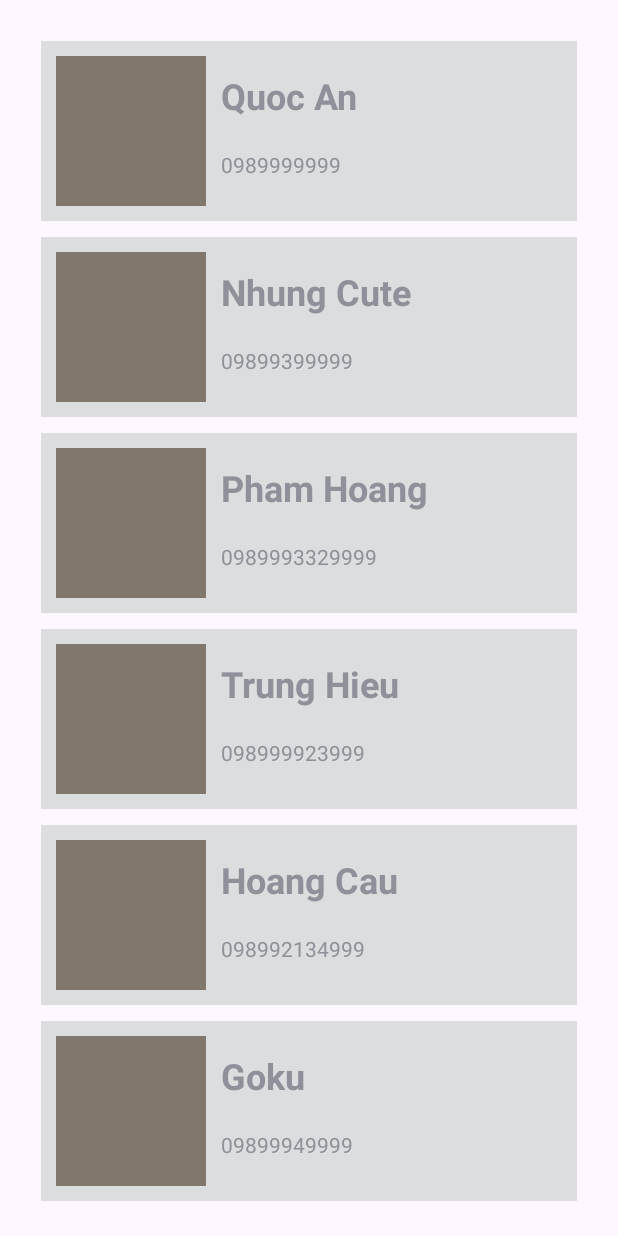
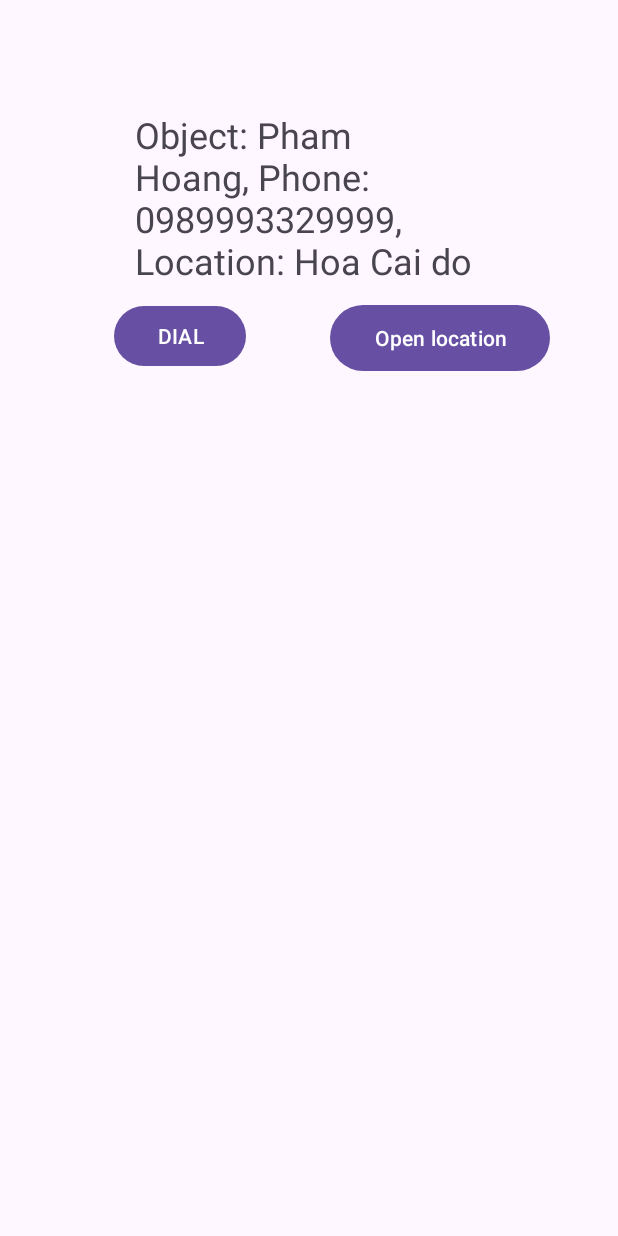
Before and after one commit to quocan05/kma_apkcoban, an Android app: the Bai3 screen opened directly, with no data from a screen before it, after a tap on "Pham Hoang", on a phone screen of 412 x 824 dp. Run offline under Robolectric (Android 15) with nearby library versions, the phone set to English and light mode, and no system bars.

Commit message:
done bai 1 buoi 7

```diff
--- a/app/src/main/AndroidManifest.xml
+++ b/app/src/main/AndroidManifest.xml
@@ -2,10 +2,10 @@
 <manifest xmlns:android="http://schemas.android.com/apk/res/android"
     xmlns:tools="http://schemas.android.com/tools">
 
-
     <uses-feature
         android:name="android.hardware.telephony"
         android:required="false" />
+
     <uses-permission android:name="android.permission.CALL_PHONE" />
 
     <application
@@ -18,9 +18,14 @@
         android:supportsRtl="true"
         android:theme="@style/Theme.KMA_Practice"
         tools:targetApi="31">
-<!--        <activity-->
-<!--            android:name=".bai6.Bai6Activity"-->
-<!--            android:exported="false" />-->
+        <activity
+            android:name=".bai7.Bai7Activity"
+            android:exported="false" />
+        <activity
+            android:name=".bai7"
+            android:exported="false" /> <!-- <activity -->
+        <!-- android:name=".bai6.Bai6Activity" -->
+        <!-- android:exported="false" /> -->
         <activity
             android:name=".bai5.Bai5Activity"
             android:exported="false" /> <!-- <activity -->
--- a/app/src/main/java/com/example/kma_practice/bai3/Bai3.java
+++ b/app/src/main/java/com/example/kma_practice/bai3/Bai3.java
@@ -44,13 +44,13 @@ public class Bai3 extends AppCompatActivity {
 
     void addItem(){
         list = new ArrayList<ItemBai3>();
-        list.add(new ItemBai3("Quoc An", "0989999999", R.mipmap.blueicon));
-        list.add(new ItemBai3("Nhung Cute", "09899399999", R.mipmap.blueicon));
-        list.add(new ItemBai3("Pham Hoang", "0989993329999", R.mipmap.blueicon));
-        list.add(new ItemBai3("Trung Hieu", "098999923999", R.mipmap.blueicon));
-        list.add(new ItemBai3("Hoang Cau", "098992134999", R.mipmap.blueicon));
-        list.add(new ItemBai3("Goku", "09899949999", R.mipmap.blueicon));
-        list.add(new ItemBai3("Vegeta", "098939991999", R.mipmap.blueicon));
+        list.add(new ItemBai3("Quoc An", "0989999999", R.mipmap.blueicon, "Hung Yen"));
+        list.add(new ItemBai3("Nhung Cute", "09899399999", R.mipmap.blueicon, "Nghe An"));
+        list.add(new ItemBai3("Pham Hoang", "0989993329999", R.mipmap.blueicon, "Hoa Cai do"));
+        list.add(new ItemBai3("Trung Hieu", "098999923999", R.mipmap.blueicon, "Ha Nam"));
+        list.add(new ItemBai3("Hoang Cau", "098992134999", R.mipmap.blueicon, "Ha Noi"));
+        list.add(new ItemBai3("Goku", "09899949999", R.mipmap.blueicon,"Earth"));
+        list.add(new ItemBai3("Vegeta", "098939991999", R.mipmap.blueicon,"Vegeta"));
     }
     void initUI() {
         rcv = findViewById(R.id.rcvContacts);
--- a/app/src/main/java/com/example/kma_practice/bai3/MyAdapter.java
+++ b/app/src/main/java/com/example/kma_practice/bai3/MyAdapter.java
@@ -3,6 +3,8 @@ package com.example.kma_practice.bai3;
 import android.content.Context;
 import android.content.Intent;
 import android.net.Uri;
+import android.os.Bundle;
+import android.os.Parcelable;
 import android.view.LayoutInflater;
 import android.view.View;
 import android.view.ViewGroup;
@@ -11,6 +13,7 @@ import androidx.annotation.NonNull;
 import androidx.recyclerview.widget.RecyclerView;
 
 import com.example.kma_practice.R;
+import com.example.kma_practice.bai7.Bai7Activity;
 import com.example.kma_practice.object.ItemBai3;
 
 import java.util.List;
@@ -53,9 +56,17 @@ public class MyAdapter extends RecyclerView.Adapter<MyViewHolder> {
         holder.itemView.setOnClickListener(new View.OnClickListener() {
             @Override
             public void onClick(View v) {
-                Intent quaySo = new Intent(Intent.ACTION_CALL, Uri.parse("tel: "+holder.tvNumber.getText()));
-                quaySo.addFlags(Intent.FLAG_ACTIVITY_NEW_TASK);
-                context.startActivity(quaySo);
+//                Intent quaySo = new Intent(Intent.ACTION_CALL, Uri.parse("tel: "+holder.tvNumber.getText()));
+//                quaySo.addFlags(Intent.FLAG_ACTIVITY_NEW_TASK);
+//                context.startActivity(quaySo);
+                Intent intent = new Intent(v.getContext(), Bai7Activity.class);
+
+                intent.putExtra("name", list.get(position).getName());
+                intent.putExtra("location", list.get(position).getLocation());
+                intent.putExtra("phone", list.get(position).getPhoneNumber());
+                intent.addFlags(Intent.FLAG_ACTIVITY_NEW_TASK);
+                context.startActivity(intent);
+
             }
         });
 
--- /dev/null
+++ b/app/src/main/java/com/example/kma_practice/bai7/Bai7Activity.java
@@ -0,0 +1,73 @@
+package com.example.kma_practice.bai7;
+
+import android.content.Intent;
+import android.net.Uri;
+import android.os.Bundle;
+import android.view.View;
+import android.widget.Button;
+import android.widget.TextView;
+
+import androidx.activity.EdgeToEdge;
+import androidx.appcompat.app.AppCompatActivity;
+import androidx.core.graphics.Insets;
+import androidx.core.view.ViewCompat;
+import androidx.core.view.WindowInsetsCompat;
+
+import com.example.kma_practice.R;
+import com.example.kma_practice.object.ItemBai3;
+
+public class Bai7Activity extends AppCompatActivity {
+
+
+    TextView tvInfo;
+    Button btnDial, btnMap;
+    @Override
+    protected void onCreate(Bundle savedInstanceState) {
+        super.onCreate(savedInstanceState);
+        EdgeToEdge.enable(this);
+        setContentView(R.layout.activity_bai7);
+        initUI();
+
+        Intent intent = getIntent();
+        if (intent != null) {
+            String name = intent.getStringExtra("name");
+            String location = intent.getStringExtra("location");
+            String phone = intent.getStringExtra("phone");
+
+            if (name != null && location != null && phone != null) {
+                setData(name, location, phone);
+                doAction(phone, location);
+            } else {
+                tvInfo.setText("Data not found");
+            }
+        }
+
+    }
+
+
+    private void doAction(String phone, String loc){
+        btnDial.setOnClickListener(new View.OnClickListener() {
+            @Override
+            public void onClick(View v) {
+                Intent dial = new Intent(Intent.ACTION_CALL, Uri.parse("tel: "+phone));
+                startActivity(dial);
+            }
+        });
+        btnMap.setOnClickListener(new View.OnClickListener() {
+            @Override
+            public void onClick(View v) {
+                Intent map = new Intent(Intent.ACTION_VIEW);
+                map.setData(Uri.parse("geo:0,0?q=" + Uri.encode(loc)));
+                startActivity(map);
+            }
+        });
+    }
+    private  void setData( String name, String loc, String phone){
+        tvInfo.setText("Object: "+name+", Phone: "+phone+", Location: "+loc);
+    }
+    private void initUI(){
+        tvInfo = findViewById(R.id.tvInfo);
+        btnDial = findViewById(R.id.btnDial);
+        btnMap = findViewById(R.id.btnOpenMap);
+    }
+}
--- a/app/src/main/java/com/example/kma_practice/object/ItemBai3.java
+++ b/app/src/main/java/com/example/kma_practice/object/ItemBai3.java
@@ -6,10 +6,13 @@ public class ItemBai3 {
     private String phoneNumber;
     private int image;
 
-    public ItemBai3(String name, String phoneNumber, int image) {
+    private String location;
+
+    public ItemBai3(String name, String phoneNumber, int image, String location) {
         this.name = name;
         this.phoneNumber = phoneNumber;
         this.image = image;
+        this.location = location;
     }
 
     public String getName() {
@@ -36,12 +39,21 @@ public class ItemBai3 {
         this.image = image;
     }
 
+    public String getLocation() {
+        return location;
+    }
+
+    public void setLocation(String location) {
+        this.location = location;
+    }
+
     @Override
     public String toString() {
         return "ItemBai3{" +
                 "name='" + name + '\'' +
                 ", phoneNumber='" + phoneNumber + '\'' +
                 ", image=" + image +
+                ", location='" + location + '\'' +
                 '}';
     }
 }
--- /dev/null
+++ b/app/src/main/res/layout/activity_bai7.xml
@@ -0,0 +1,46 @@
+<?xml version="1.0" encoding="utf-8"?>
+<RelativeLayout xmlns:android="http://schemas.android.com/apk/res/android"
+    xmlns:app="http://schemas.android.com/apk/res-auto"
+    xmlns:tools="http://schemas.android.com/tools"
+    android:id="@+id/main"
+    android:layout_width="match_parent"
+    android:layout_height="match_parent"
+    tools:context=".bai7.Bai7Activity">
+
+    <TextView
+        android:id="@+id/tvInfo"
+        android:layout_width="wrap_content"
+        android:layout_height="wrap_content"
+        android:layout_alignParentStart="true"
+        android:layout_alignParentTop="true"
+        android:layout_alignParentEnd="true"
+        android:layout_marginStart="90dp"
+        android:layout_marginTop="73dp"
+        android:layout_marginEnd="81dp"
+        android:text="SOme info from object"
+        android:textSize="24sp" />
+
+    <Button
+        android:id="@+id/btnDial"
+        android:layout_width="wrap_content"
+        android:layout_height="wrap_content"
+        android:layout_below="@+id/tvInfo"
+        android:layout_alignParentLeft="true"
+        android:layout_marginLeft="76dp"
+        android:layout_marginTop="10dp"
+        android:text="DIAL" />
+
+    <Button
+        android:id="@+id/btnOpenMap"
+        android:layout_width="167dp"
+        android:layout_height="52dp"
+        android:layout_below="@+id/tvInfo"
+        android:layout_alignParentEnd="true"
+        android:layout_marginStart="56dp"
+
+        android:layout_marginTop="9dp"
+        android:layout_marginEnd="45dp"
+        android:layout_toEndOf="@+id/btnDial"
+        android:text="Open location" />
+
+</RelativeLayout>
```
